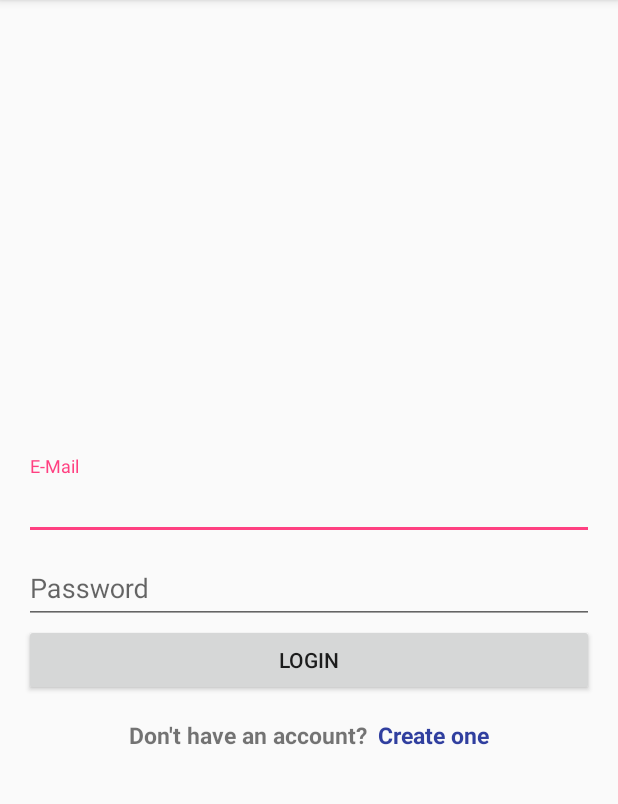
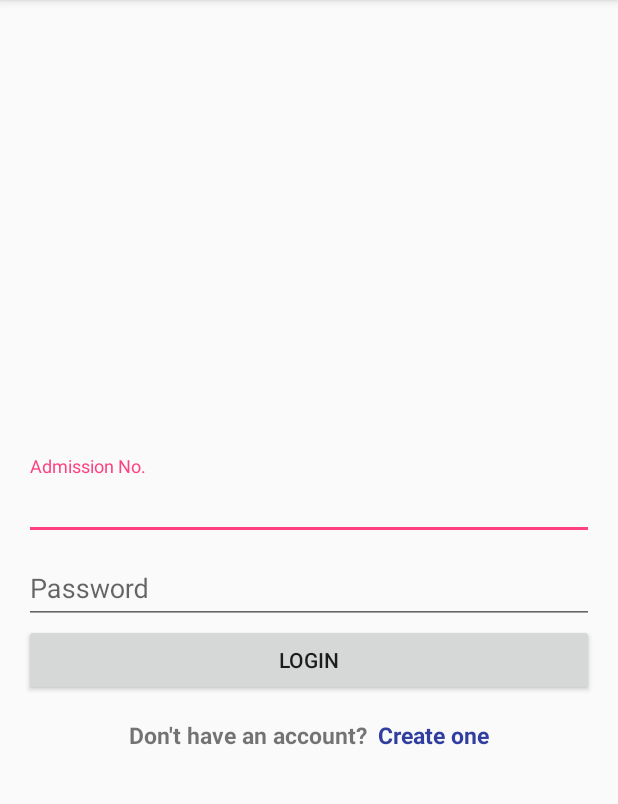
Before and after one commit to karanjuneja1106/Codeutsava, an Android app: the screen it shows after launch (LoginActivity), on a phone screen of 412 x 824 dp, the part 84-888 px from its top. Run offline under Robolectric (Android 15) with nearby library versions, the phone set to English and light mode, and no system bars.

Commit message:
COMMIT-3:26PM 4 FEB 2017

```diff
--- a/client/app/src/main/java/org/nullpointer/client/LoginActivity.java
+++ b/client/app/src/main/java/org/nullpointer/client/LoginActivity.java
@@ -1,10 +1,7 @@
 package org.nullpointer.client;
 
-import android.content.Intent;
 import android.support.v7.app.AppCompatActivity;
 import android.os.Bundle;
-import android.view.View;
-import android.widget.TextView;
 
 public class LoginActivity extends AppCompatActivity {
 
@@ -12,13 +9,5 @@ public class LoginActivity extends AppCompatActivity {
     protected void onCreate(Bundle savedInstanceState) {
         super.onCreate(savedInstanceState);
         setContentView(R.layout.activity_login);
-        TextView register = (TextView)findViewById(R.id.register);
-        register.setOnClickListener(new View.OnClickListener() {
-            @Override
-            public void onClick(View v) {
-                Intent i = new Intent(getApplicationContext(),RegActivity.class);
-                startActivity(i);
-            }
-        });
     }
 }
--- a/client/app/src/main/res/layout/activity_login.xml
+++ b/client/app/src/main/res/layout/activity_login.xml
@@ -24,7 +24,7 @@
                 android:id="@+id/adm_no_login"
                 android:layout_width="match_parent"
                 android:layout_height="wrap_content"
-                android:hint="E-Mail"
+                android:hint="Admission No."
                 android:inputType="textCapCharacters" />
         </android.support.design.widget.TextInputLayout>
 
```
